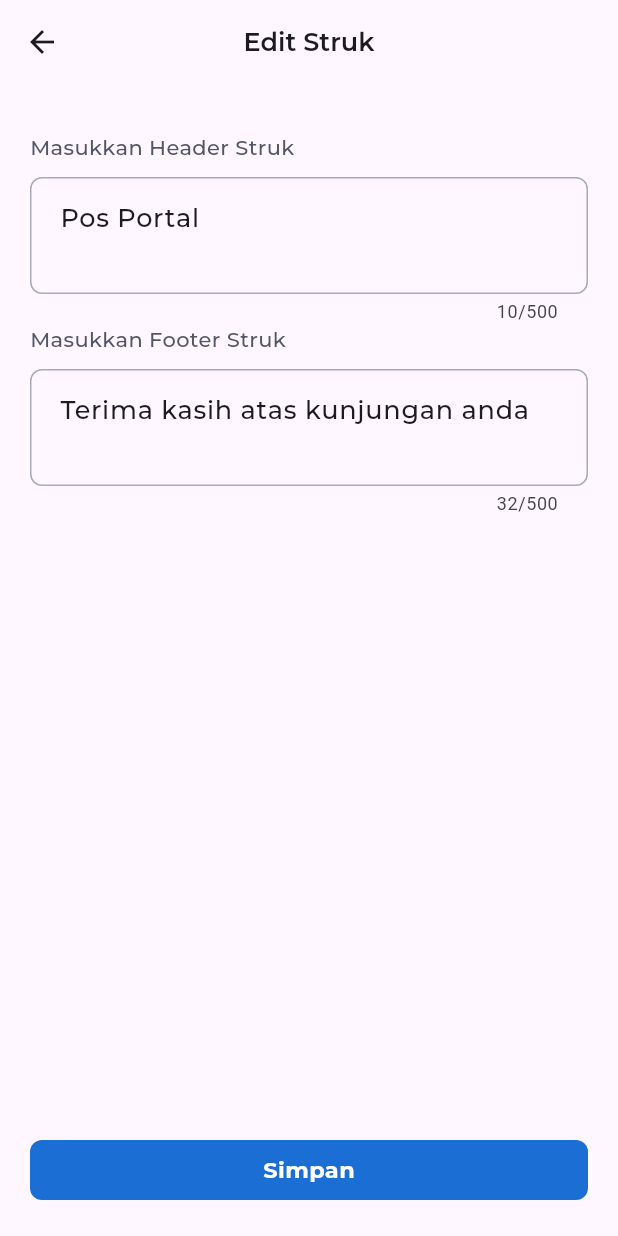
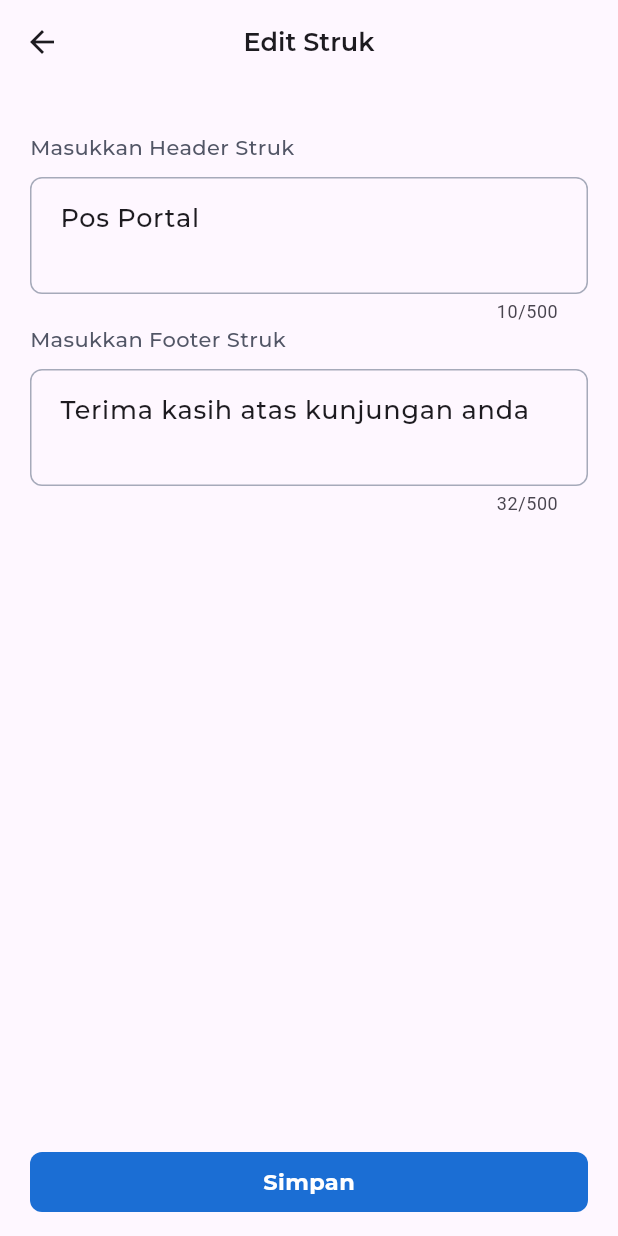
Before and after one commit to hafisrabbani/pos_portal, a Flutter app: the EditStruk screen opened by its route, on a phone screen of 412 x 824 dp. Run offline on Flutter 3.47's test engine with Material 3 defaults, Android fonts, the phone set to English and light mode, and no system bars; our stand-ins replace csv, currency_text_input_formatter, custom_sliding_segmented_control, file_picker, fl_chart, flutter_svg and 6 more; missing offline and left inert: blue_thermal_printer; accounts and stored records are empty; project files that could hold a hidden picture were left out.

Commit message:
fix edit struk

```diff
--- a/lib/view/setting/edit_struk_page.dart
+++ b/lib/view/setting/edit_struk_page.dart
@@ -86,8 +86,9 @@ class _EditStrukState extends State<EditStruk> {
           ),
         ),
       ),
-      floatingActionButtonLocation: FloatingActionButtonLocation.centerFloat,
-      floatingActionButton: FloatingButtonDefault(
+      bottomNavigationBar: Padding(
+        padding: const EdgeInsets.symmetric(vertical: 8.0),
+        child: FloatingButtonDefault(
           isFilled: true,
           isDisabled:
               (headerController.text.isEmpty || footerController.text.isEmpty),
@@ -98,6 +99,7 @@ class _EditStrukState extends State<EditStruk> {
             Navigator.pop(context);
           },
         ),
+      ),
     );
   }
 }
```
Lines whose indentation alone changed are shown as unchanged.
